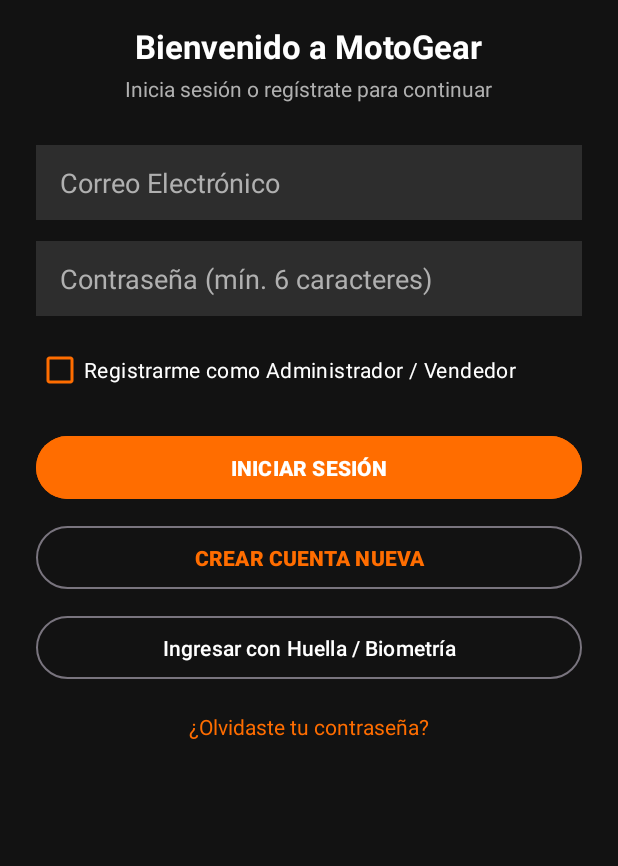
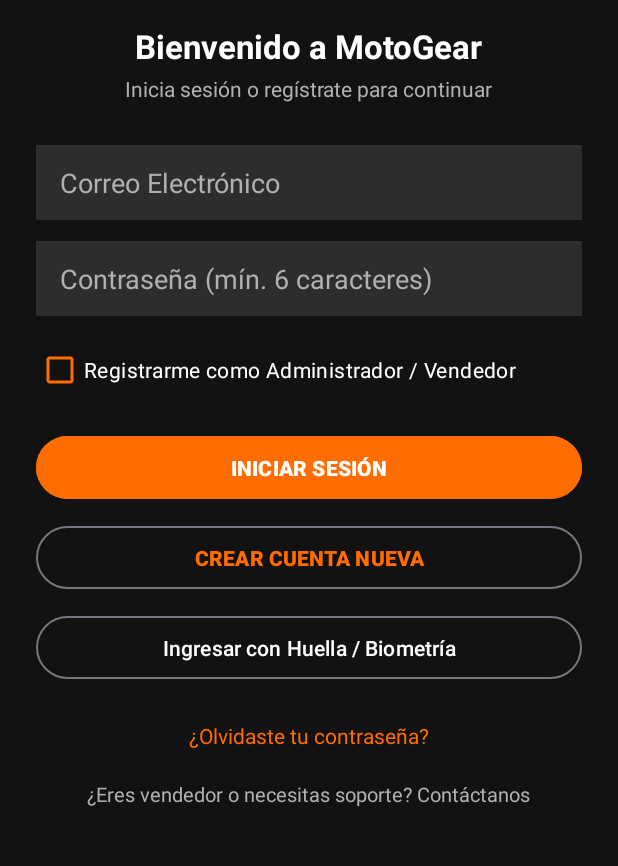
Before and after one commit to Jbastidas456/MotoGear-Colombia, an Android app built with Jetpack Compose: the screen it shows after launch (LoginActivity), on a phone screen of 412 x 824 dp, the part 192-1058 px from its top. Run offline under Robolectric (Android 15) with nearby library versions, the phone set to English and light mode, and no system bars; our stand-ins replace Firebase (no records; nobody signed in at launch, a user with empty details on screens opened directly).

Commit message:
feat: validacion de roles en Firestore, recuperacion de clave y soporte

```diff
--- a/app/src/main/res/layout/activity_login.xml
+++ b/app/src/main/res/layout/activity_login.xml
@@ -2,8 +2,8 @@
 <ScrollView xmlns:android="http://schemas.android.com/apk/res/android"
     android:layout_width="match_parent"
     android:layout_height="match_parent"
+    android:background="@color/primary_dark"
     android:fitsSystemWindows="true"
-    android:background="@color/primary_dark"
     android:fillViewport="true">
 
     <LinearLayout
@@ -74,6 +74,20 @@
             android:textColor="@color/text_white"
             android:buttonTint="@color/accent_orange" />
 
+        <!-- Código de Autorización Admin (Oculto por defecto) -->
+        <EditText
+            android:id="@+id/etAdminCode"
+            android:layout_width="match_parent"
+            android:layout_height="50dp"
+            android:layout_marginTop="8dp"
+            android:background="@color/card_dark"
+            android:hint="Código de Autorización Admin"
+            android:inputType="textPassword"
+            android:paddingHorizontal="16dp"
+            android:textColor="@color/text_white"
+            android:textColorHint="@color/text_gray"
+            android:visibility="gone" />
+
         <!-- Botón Iniciar Sesión -->
         <Button
             android:id="@+id/btnLogin"
@@ -112,9 +126,21 @@
             android:layout_width="wrap_content"
             android:layout_height="wrap_content"
             android:layout_marginTop="18dp"
+            android:paddingVertical="6dp"
             android:text="¿Olvidaste tu contraseña?"
             android:textColor="@color/accent_orange"
             android:textSize="14sp" />
 
+        <!-- Enlace Soporte / Contacto -->
+        <TextView
+            android:id="@+id/tvContactSupport"
+            android:layout_width="wrap_content"
+            android:layout_height="wrap_content"
+            android:layout_marginTop="8dp"
+            android:paddingVertical="6dp"
+            android:text="¿Eres vendedor o necesitas soporte? Contáctanos"
+            android:textColor="@color/text_gray"
+            android:textSize="13sp" />
+
     </LinearLayout>
 </ScrollView>
```
Also changed, not shown: app/src/main/java/com/example/motogearcolombia/ForgotPasswordActivity.kt (+38 -5 lines), app/src/main/java/com/example/motogearcolombia/LoginActivity.kt (+89 -15 lines), 1 other file.
